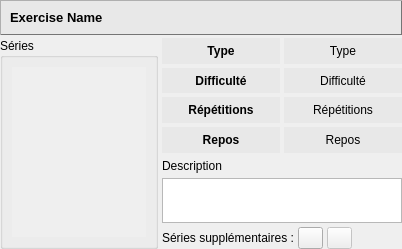
Old version of the form src/exercisewidget.ui in the repository oktal/bodeasy.
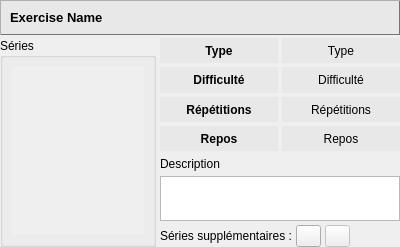
New version of the form. Icons and pictures are not drawn.

Commit message: Update SessionIconView and related classes

Diff of the .ui file:
```diff
--- a/src/exercisewidget.ui
+++ b/src/exercisewidget.ui
@@ -6,8 +6,8 @@
    <rect>
     <x>0</x>
     <y>0</y>
-    <width>402</width>
-    <height>249</height>
+    <width>400</width>
+    <height>247</height>
    </rect>
   </property>
   <property name="sizePolicy">
@@ -89,8 +89,8 @@
             <rect>
              <x>0</x>
              <y>0</y>
-             <width>138</width>
-             <height>175</height>
+             <width>135</width>
+             <height>183</height>
             </rect>
            </property>
           </widget>
@@ -114,7 +114,7 @@
 border-style: none;</string>
          </property>
          <property name="frameShape">
-          <enum>QFrame::Box</enum>
+          <enum>QFrame::StyledPanel</enum>
          </property>
          <property name="frameShadow">
           <enum>QFrame::Plain</enum>
@@ -140,7 +140,7 @@
 border-style: none;</string>
          </property>
          <property name="frameShape">
-          <enum>QFrame::Box</enum>
+          <enum>QFrame::StyledPanel</enum>
          </property>
          <property name="frameShadow">
           <enum>QFrame::Plain</enum>
@@ -166,7 +166,7 @@
 border-style: none;</string>
          </property>
          <property name="frameShape">
-          <enum>QFrame::Box</enum>
+          <enum>QFrame::StyledPanel</enum>
          </property>
          <property name="frameShadow">
           <enum>QFrame::Plain</enum>
@@ -192,7 +192,7 @@
 border-style: none;</string>
          </property>
          <property name="frameShape">
-          <enum>QFrame::Box</enum>
+          <enum>QFrame::StyledPanel</enum>
          </property>
          <property name="frameShadow">
           <enum>QFrame::Plain</enum>
@@ -218,7 +218,7 @@
 border-style: none;</string>
          </property>
          <property name="frameShape">
-          <enum>QFrame::Box</enum>
+          <enum>QFrame::StyledPanel</enum>
          </property>
          <property name="frameShadow">
           <enum>QFrame::Plain</enum>
@@ -244,7 +244,7 @@
 border-style: none;</string>
          </property>
          <property name="frameShape">
-          <enum>QFrame::Box</enum>
+          <enum>QFrame::StyledPanel</enum>
          </property>
          <property name="frameShadow">
           <enum>QFrame::Plain</enum>
@@ -270,7 +270,7 @@
 border-style: none;</string>
          </property>
          <property name="frameShape">
-          <enum>QFrame::Box</enum>
+          <enum>QFrame::StyledPanel</enum>
          </property>
          <property name="frameShadow">
           <enum>QFrame::Plain</enum>
@@ -296,7 +296,7 @@
 border-style: none;</string>
          </property>
          <property name="frameShape">
-          <enum>QFrame::Box</enum>
+          <enum>QFrame::StyledPanel</enum>
          </property>
          <property name="frameShadow">
           <enum>QFrame::Plain</enum>
```
Left out of the diff: 3 changed lines with no effect on the pictures. The commit also changes 2 other files.
